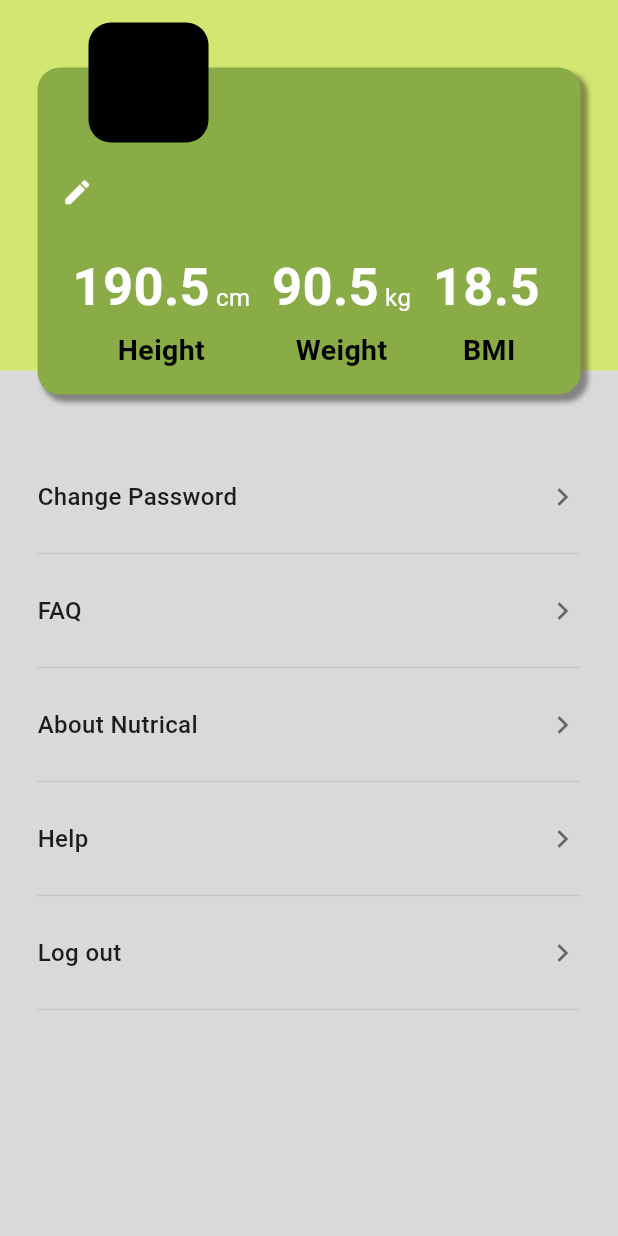
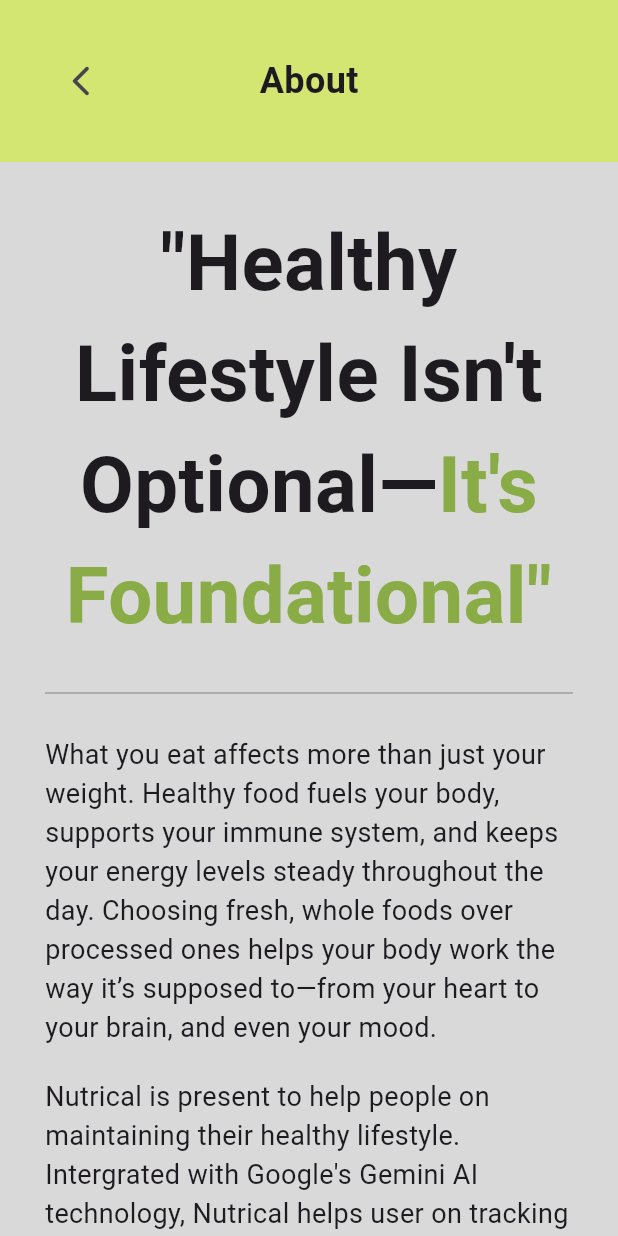
Before and after one commit to RasonYudha4/nutrical, a Flutter app: the ProfilePage screen opened directly, after a tap on "About Nutrical", on a phone screen of 412 x 824 dp. Run offline on Flutter 3.47's test engine with Material 3 defaults, Android fonts, the phone set to English and light mode, and no system bars; our stand-ins replace bloc, cloud_firestore, date_picker_timeline, equatable, firebase_auth, firebase_core and 5 more; missing offline and left inert: flow_builder, gpt_markdown; accounts and stored records are empty.

Commit message:
Adding the profile page
- Adding faq and about page on profile page

```diff
--- /dev/null
+++ b/lib/views/pages/profile/about_page.dart
@@ -0,0 +1,165 @@
+import 'package:flutter/material.dart';
+
+class AboutPage extends StatelessWidget {
+  const AboutPage({super.key});
+
+  @override
+  Widget build(BuildContext context) {
+    return Scaffold(
+      backgroundColor: const Color(0xFFD9D9D9),
+      body: SingleChildScrollView(
+        child: Column(
+          children: [
+            Container(
+              color: const Color(0xffD3E671),
+              padding: const EdgeInsets.all(30),
+              child: Row(
+                children: [
+                  IconButton(
+                    icon: const Icon(Icons.arrow_back_ios_new_rounded),
+                    onPressed: () {
+                      Navigator.pop(context);
+                    },
+                  ),
+                  const Expanded(
+                    child: Center(
+                      child: Text(
+                        "About",
+                        style: TextStyle(
+                          fontSize: 24,
+                          fontWeight: FontWeight.bold,
+                        ),
+                      ),
+                    ),
+                  ),
+                  const SizedBox(width: 48),
+                ],
+              ),
+            ),
+            Padding(
+              padding: EdgeInsets.all(30),
+              child: Column(
+                children: [
+                  Text.rich(
+                    TextSpan(
+                      text: "\"Healthy Lifestyle Isn't Optional—",
+                      style: const TextStyle(
+                        fontSize: 52,
+                        fontWeight: FontWeight.bold,
+                      ),
+                      children: [
+                        TextSpan(
+                          text: "It's Foundational\"",
+                          style: const TextStyle(color: Color(0xff89AC46)),
+                        ),
+                      ],
+                    ),
+                    textAlign: TextAlign.center,
+                  ),
+                  const SizedBox(height: 20),
+                  const Divider(
+                    color: Colors.grey,
+                    thickness: 1,
+                    indent: 0,
+                    endIndent: 0,
+                  ),
+                  const SizedBox(height: 20),
+                  Text(
+                    "What you eat affects more than just your weight. Healthy food fuels your body, supports your immune system, and keeps your energy levels steady throughout the day. Choosing fresh, whole foods over processed ones helps your body work the way it’s supposed to—from your heart to your brain, and even your mood.",
+                    style: TextStyle(fontSize: 18),
+                  ),
+                  SizedBox(height: 20),
+                  Text(
+                    "Nutrical is present to help people on maintaining their healthy lifestyle. Intergrated with Google's Gemini AI technology, Nutrical helps user on tracking the nutritions of what they consume. With a friendly and easy to use interface, user can interact with the provided features easily and maintain their health better.",
+                    style: TextStyle(fontSize: 18),
+                  ),
+                  SizedBox(height: 20),
+                  const Divider(
+                    color: Colors.grey,
+                    thickness: 1,
+                    indent: 0,
+                    endIndent: 0,
+                  ),
+                  SizedBox(height: 20),
+                  Text(
+                    "Meet Our Team",
+                    style: TextStyle(
+                      fontSize: 30,
+                      fontWeight: FontWeight.bold,
+                      color: Color(0xff89AC46),
+                    ),
+                  ),
+                  SizedBox(height: 20),
+                  Container(
+                    padding: EdgeInsets.all(20),
+                    child: Column(
+                      children: [
+                        CircleAvatar(radius: 80),
+                        SizedBox(height: 20),
+                        Text(
+                          "Rason Yudha Pati N.",
+                          style: TextStyle(
+                            fontWeight: FontWeight.bold,
+                            fontSize: 24,
+                          ),
+                        ),
+                      ],
+                    ),
+                  ),
+                  Container(
+                    padding: EdgeInsets.all(20),
+                    child: Column(
+                      children: [
+                        CircleAvatar(radius: 80),
+                        SizedBox(height: 20),
+                        Text(
+                          "Christian",
+                          style: TextStyle(
+                            fontWeight: FontWeight.bold,
+                            fontSize: 24,
+                          ),
+                        ),
+                      ],
+                    ),
+                  ),
+                  Container(
+                    padding: EdgeInsets.all(20),
+                    child: Column(
+                      children: [
+                        CircleAvatar(radius: 80),
+                        SizedBox(height: 20),
+                        Text(
+                          "Kevin Juan Carlos",
+                          style: TextStyle(
+                            fontWeight: FontWeight.bold,
+                            fontSize: 24,
+                          ),
+                        ),
+                      ],
+                    ),
+                  ),
+                  Container(
+                    padding: EdgeInsets.all(20),
+                    child: Column(
+                      children: [
+                        CircleAvatar(radius: 80),
+                        SizedBox(height: 20),
+                        Text(
+                          "Veronica Irene Tanumihadja",
+                          style: TextStyle(
+                            fontWeight: FontWeight.bold,
+                            fontSize: 24,
+                          ),
+                        ),
+                      ],
+                    ),
+                  ),
+                ],
+              ),
+            ),
+          ],
+        ),
+      ),
+    );
+  }
+}
--- a/lib/views/pages/profile/profile_page.dart
+++ b/lib/views/pages/profile/profile_page.dart
@@ -3,6 +3,9 @@ import 'package:flutter_bloc/flutter_bloc.dart';
 
 import '../../../blocs/auth/auth_bloc.dart';
 import '../../../data/models/user.dart';
+import 'about_page.dart';
+import 'faq_page.dart';
+import 'help_page.dart';
 
 class ProfilePage extends StatelessWidget {
   const ProfilePage({super.key});
@@ -123,9 +126,45 @@ class ProfilePage extends StatelessWidget {
                           ),
                           const SizedBox(height: 40),
                           _buildMenuItem('Change Password', onTap: () {}),
-                          _buildMenuItem('FAQ', onTap: () {}),
-                          _buildMenuItem('About Nutrical', onTap: () {}),
-                          _buildMenuItem('Help', onTap: () {}),
+                          _buildMenuItem(
+                            'FAQ',
+                            onTap: () {
+                              Navigator.push(
+                                context,
+                                MaterialPageRoute(
+                                  builder: (BuildContext context) {
+                                    return FaqPage();
+                                  },
+                                ),
+                              );
+                            },
+                          ),
+                          _buildMenuItem(
+                            'About Nutrical',
+                            onTap: () {
+                              Navigator.push(
+                                context,
+                                MaterialPageRoute(
+                                  builder: (BuildContext context) {
+                                    return AboutPage();
+                                  },
+                                ),
+                              );
+                            },
+                          ),
+                          _buildMenuItem(
+                            'Help',
+                            onTap: () {
+                              Navigator.push(
+                                context,
+                                MaterialPageRoute(
+                                  builder: (BuildContext context) {
+                                    return HelpPage();
+                                  },
+                                ),
+                              );
+                            },
+                          ),
                           _buildMenuItem(
                             'Log out',
                             onTap: () {
```
Also changed, not shown: lib/views/pages/profile/faq_page.dart (added, +60 -0 lines), lib/views/pages/profile/help_page.dart (added, +43 -0 lines).
